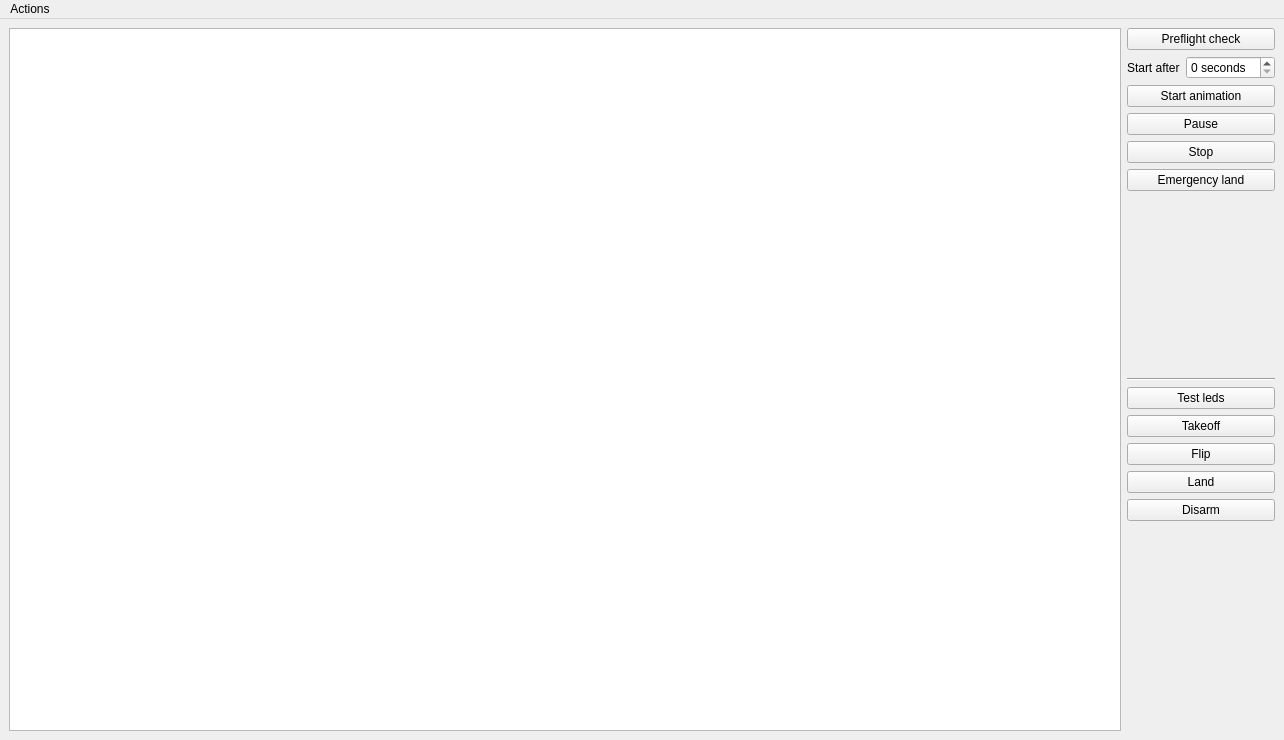
Above: Server/server_gui.ui from CopterExpress/clever-show before the change. Below: the same form after it.
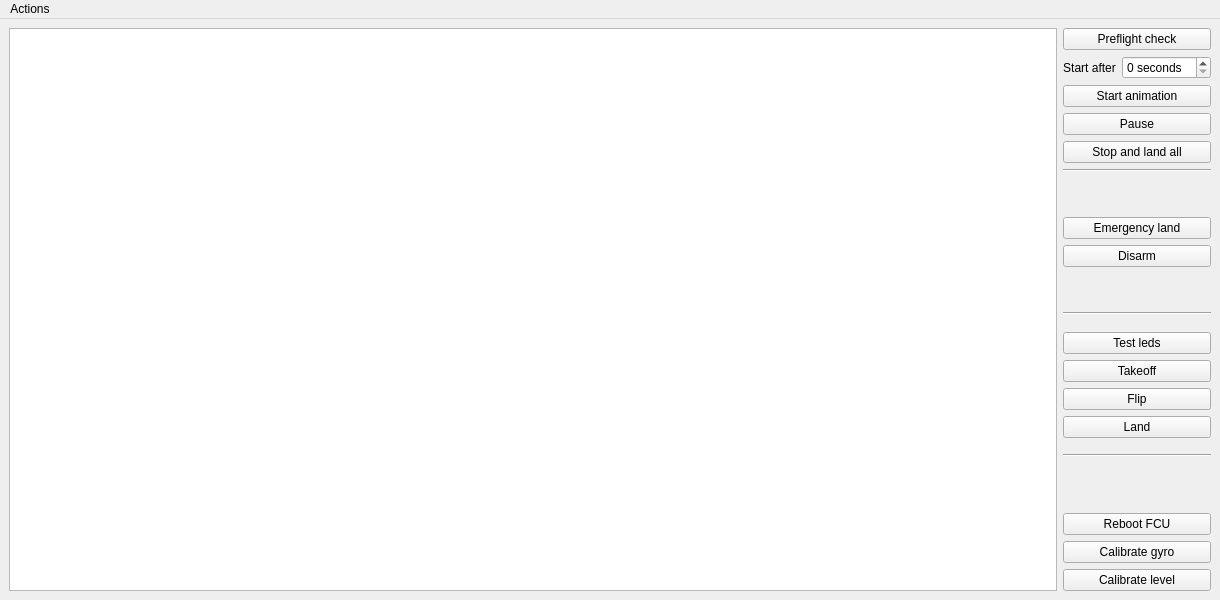
That is the form after the change.

Commit message: Server: Update user interface

```diff
--- a/Server/server_gui.ui
+++ b/Server/server_gui.ui
@@ -6,8 +6,8 @@
    <rect>
     <x>0</x>
     <y>0</y>
-    <width>1284</width>
-    <height>740</height>
+    <width>1220</width>
+    <height>600</height>
    </rect>
   </property>
   <property name="windowTitle">
@@ -31,6 +31,33 @@
           <verstretch>0</verstretch>
          </sizepolicy>
         </property>
+        <property name="sizeAdjustPolicy">
+         <enum>QAbstractScrollArea::AdjustToContentsOnFirstShow</enum>
+        </property>
+        <property name="selectionBehavior">
+         <enum>QAbstractItemView::SelectItems</enum>
+        </property>
+        <property name="textElideMode">
+         <enum>Qt::ElideMiddle</enum>
+        </property>
+        <property name="sortingEnabled">
+         <bool>true</bool>
+        </property>
+        <property name="wordWrap">
+         <bool>true</bool>
+        </property>
+        <attribute name="horizontalHeaderCascadingSectionResizes">
+         <bool>false</bool>
+        </attribute>
+        <attribute name="horizontalHeaderDefaultSectionSize">
+         <number>125</number>
+        </attribute>
+        <attribute name="horizontalHeaderMinimumSectionSize">
+         <number>100</number>
+        </attribute>
+        <attribute name="horizontalHeaderStretchLastSection">
+         <bool>true</bool>
+        </attribute>
        </widget>
       </item>
       <item>
@@ -40,6 +67,12 @@
         </property>
         <item>
          <layout class="QFormLayout" name="formLayout">
+          <property name="labelAlignment">
+           <set>Qt::AlignLeading|Qt::AlignLeft|Qt::AlignVCenter</set>
+          </property>
+          <property name="formAlignment">
+           <set>Qt::AlignLeading|Qt::AlignLeft|Qt::AlignTop</set>
+          </property>
           <item row="1" column="0" colspan="2">
            <widget class="QPushButton" name="check_button">
             <property name="enabled">
@@ -55,6 +88,9 @@
             <property name="text">
              <string>Start after</string>
             </property>
+            <property name="alignment">
+             <set>Qt::AlignCenter</set>
+            </property>
            </widget>
           </item>
           <item row="2" column="1">
@@ -87,14 +123,7 @@
           <item row="5" column="0" colspan="2">
            <widget class="QPushButton" name="stop_button">
             <property name="text">
-             <string>Stop</string>
-            </property>
-           </widget>
-          </item>
-          <item row="6" column="0" colspan="2">
-           <widget class="QPushButton" name="emergency_button">
-            <property name="text">
-             <string>Emergency land</string>
+             <string>Stop and land all</string>
             </property>
            </widget>
           </item>
@@ -109,30 +138,40 @@
         </item>
         <item>
          <layout class="QFormLayout" name="formLayout_2">
-          <item row="1" column="0" colspan="2">
-           <widget class="QPushButton" name="takeoff_button">
-            <property name="enabled">
-             <bool>true</bool>
-            </property>
-            <property name="text">
-             <string>Takeoff</string>
-            </property>
-           </widget>
-          </item>
-          <item row="3" column="0" colspan="2">
-           <widget class="QPushButton" name="land_button">
-            <property name="text">
-             <string>Land</string>
-            </property>
-           </widget>
-          </item>
-          <item row="4" column="0" colspan="2">
+          <property name="formAlignment">
+           <set>Qt::AlignLeading|Qt::AlignLeft|Qt::AlignVCenter</set>
+          </property>
+          <item row="7" column="0" colspan="2">
            <widget class="QPushButton" name="disarm_button">
             <property name="text">
              <string>Disarm</string>
             </property>
            </widget>
           </item>
+          <item row="6" column="0" colspan="2">
+           <widget class="QPushButton" name="emergency_button">
+            <property name="text">
+             <string>Emergency land</string>
+            </property>
+           </widget>
+          </item>
+         </layout>
+        </item>
+        <item>
+         <widget class="Line" name="line_2">
+          <property name="orientation">
+           <enum>Qt::Horizontal</enum>
+          </property>
+         </widget>
+        </item>
+        <item>
+         <layout class="QFormLayout" name="formLayout_3">
+          <property name="formAlignment">
+           <set>Qt::AlignLeading|Qt::AlignLeft|Qt::AlignVCenter</set>
+          </property>
+          <property name="verticalSpacing">
+           <number>6</number>
+          </property>
           <item row="0" column="0" colspan="2">
            <widget class="QPushButton" name="leds_button">
             <property name="text">
@@ -140,6 +179,16 @@
             </property>
            </widget>
           </item>
+          <item row="1" column="0" colspan="2">
+           <widget class="QPushButton" name="takeoff_button">
+            <property name="enabled">
+             <bool>true</bool>
+            </property>
+            <property name="text">
+             <string>Takeoff</string>
+            </property>
+           </widget>
+          </item>
           <item row="2" column="0" colspan="2">
            <widget class="QPushButton" name="flip_button">
             <property name="text">
@@ -147,6 +196,48 @@
             </property>
            </widget>
           </item>
+          <item row="3" column="0" colspan="2">
+           <widget class="QPushButton" name="land_button">
+            <property name="text">
+             <string>Land</string>
+            </property>
+           </widget>
+          </item>
+         </layout>
+        </item>
+        <item>
+         <widget class="Line" name="line_3">
+          <property name="orientation">
+           <enum>Qt::Horizontal</enum>
+          </property>
+         </widget>
+        </item>
+        <item>
+         <layout class="QFormLayout" name="formLayout_4">
+          <property name="formAlignment">
+           <set>Qt::AlignBottom|Qt::AlignLeading|Qt::AlignLeft</set>
+          </property>
+          <item row="0" column="0" colspan="2">
+           <widget class="QPushButton" name="reboot_fcu">
+            <property name="text">
+             <string>Reboot FCU</string>
+            </property>
+           </widget>
+          </item>
+          <item row="1" column="0" colspan="2">
+           <widget class="QPushButton" name="calibrate_gyro">
+            <property name="text">
+             <string>Calibrate gyro</string>
+            </property>
+           </widget>
+          </item>
+          <item row="2" column="0" colspan="2">
+           <widget class="QPushButton" name="calibrate_level">
+            <property name="text">
+             <string>Calibrate level</string>
+            </property>
+           </widget>
+          </item>
          </layout>
         </item>
        </layout>
@@ -160,8 +251,8 @@
     <rect>
      <x>0</x>
      <y>0</y>
-     <width>1284</width>
-     <height>21</height>
+     <width>1220</width>
+     <height>25</height>
     </rect>
    </property>
    <widget class="QMenu" name="menuOptions">
```
Left out of the diff: 9 changed lines with no effect on the pictures. The commit also changes 3 other files.
